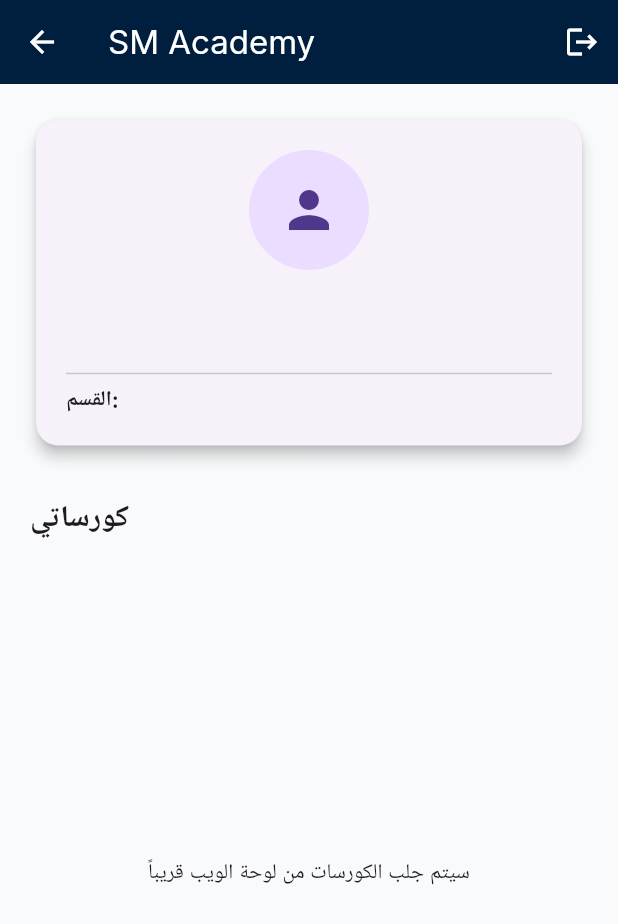
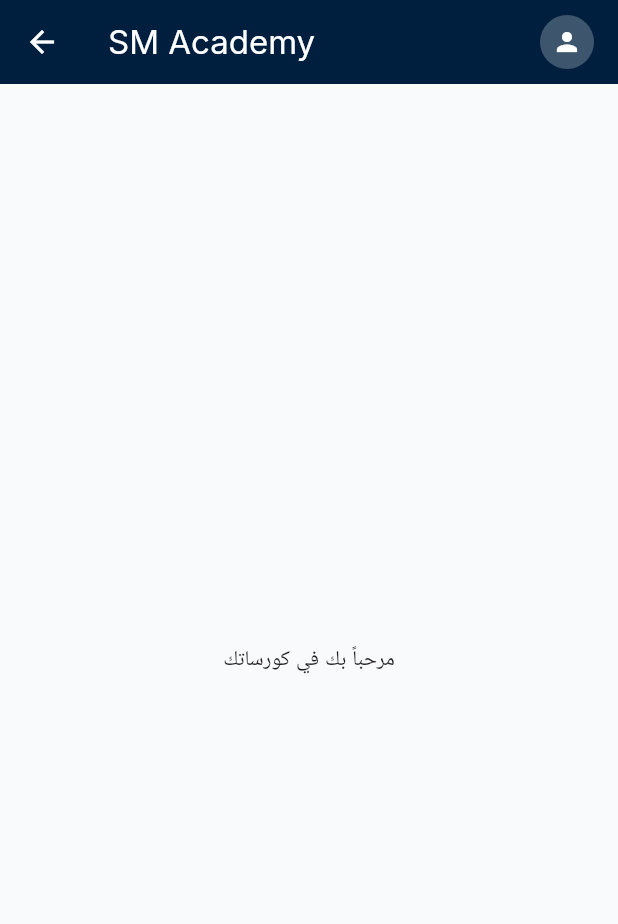
Before and after one commit to gbg0415-afk/my_first_project, a Flutter app: the MainScreen screen opened directly, on a phone screen of 412 x 824 dp. Shown: the top 924 px of the screen. Run offline on Flutter 3.47's test engine with Material 3 defaults, Android fonts, the phone set to English and light mode, and no system bars; our stand-ins replace cloud_firestore, device_info_plus, firebase_auth, firebase_core, google_fonts; missing offline and left inert: screen_protector; accounts and stored records are empty.

Commit message:
Update main.dart

```diff
--- a/lib/main.dart
+++ b/lib/main.dart
@@ -357,50 +357,63 @@
     return Scaffold(
       appBar: AppBar(
         title: const Text("SM Academy"),
+        centerTitle: false,
         actions: [
-          IconButton(
-            icon: const Icon(Icons.logout),
-            onPressed: () => Provider.of<AuthProvider>(context, listen: false).logout(),
+          // أيقونة الملف الشخصي
+          GestureDetector(
+            onTap: () => Navigator.push(context, MaterialPageRoute(builder: (_) => const ProfileScreen())),
+            child: const Padding(
+              padding: EdgeInsets.symmetric(horizontal: 16),
+              child: CircleAvatar(
+                radius: 18,
+                backgroundColor: Colors.white24,
+                child: Icon(Icons.person, color: Colors.white, size: 20),
+              ),
+            ),
           ),
         ],
       ),
-      body: Padding(
-        padding: const EdgeInsets.all(20.0),
-        child: Column(
-          crossAxisAlignment: CrossAxisAlignment.start,
-          children: [
-            // بطاقة معلومات الطالب
-            Card(
-              elevation: 4,
-              shape: RoundedRectangleBorder(borderRadius: BorderRadius.circular(15)),
-              child: Padding(
-                padding: const EdgeInsets.all(20.0),
-                child: Column(
-                  children: [
-                    const CircleAvatar(radius: 40, child: Icon(Icons.person, size: 40)),
-                    const SizedBox(height: 10),
-                    Text(user?.name ?? "طالب الأكاديمية", style: const TextStyle(fontSize: 22, fontWeight: FontWeight.bold)),
-                    Text(user?.phone ?? "", style: const TextStyle(color: Colors.grey)),
-                    const Divider(),
-                    Row(
-                      mainAxisAlignment: MainAxisAlignment.spaceBetween,
-                      children: [
-                        const Text("القسم:", style: TextStyle(fontWeight: FontWeight.bold)),
-                        Text(user?.departmentId ?? "غير محدد"),
-                      ],
-                    ),
-                  ],
-                ),
-              ),
-            ),
-            const SizedBox(height: 30),
-            const Text("كورساتي", style: TextStyle(fontSize: 20, fontWeight: FontWeight.bold)),
-            const Expanded(
-              child: Center(child: Text("سيتم جلب الكورسات من لوحة الويب قريباً")),
-            ),
-          ],
-        ),
+      body: const Center(child: Text("مرحباً بك في كورساتك")),
+    );
+  }
+}
+
+class ProfileScreen extends StatelessWidget {
+  const ProfileScreen({super.key});
+
+  @override
+  Widget build(BuildContext context) {
+    final user = Provider.of<AuthProvider>(context).user;
+
+    return Scaffold(
+      appBar: AppBar(title: const Text("ملفي الشخصي")),
+      body: ListView(
+        padding: const EdgeInsets.all(20),
+        children: [
+          const Center(child: CircleAvatar(radius: 50, child: Icon(Icons.person, size: 50))),
+          const SizedBox(height: 20),
+          _buildInfoItem("الاسم", user?.name ?? ""),
+          _buildInfoItem("رقم الهاتف", user?.phone ?? ""),
+          _buildInfoItem("القسم", user?.departmentId ?? ""),
+          const SizedBox(height: 30),
+          ElevatedButton(
+            onPressed: () { /* هنا كود التعديل مستقبلاً */ },
+            child: const Text("تعديل البيانات"),
+          ),
+          TextButton(
+            onPressed: () => Provider.of<AuthProvider>(context, listen: false).logout(),
+            child: const Text("تسجيل الخروج", style: TextStyle(color: Colors.red)),
+          ),
+        ],
       ),
     );
   }
+
+  Widget _buildInfoItem(String label, String value) {
+    return ListTile(
+      title: Text(label, style: const TextStyle(fontWeight: FontWeight.bold, fontSize: 14)),
+      subtitle: Text(value, style: const TextStyle(fontSize: 16)),
+      trailing: const Icon(Icons.edit, size: 16),
+    );
+  }
 }
```
